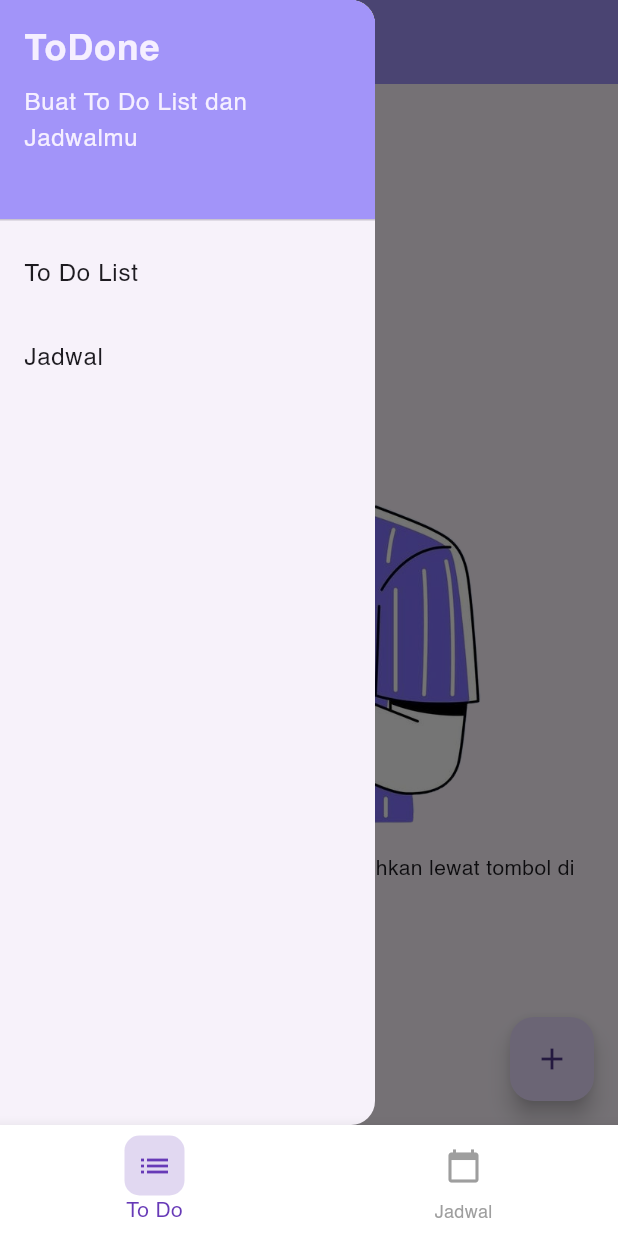
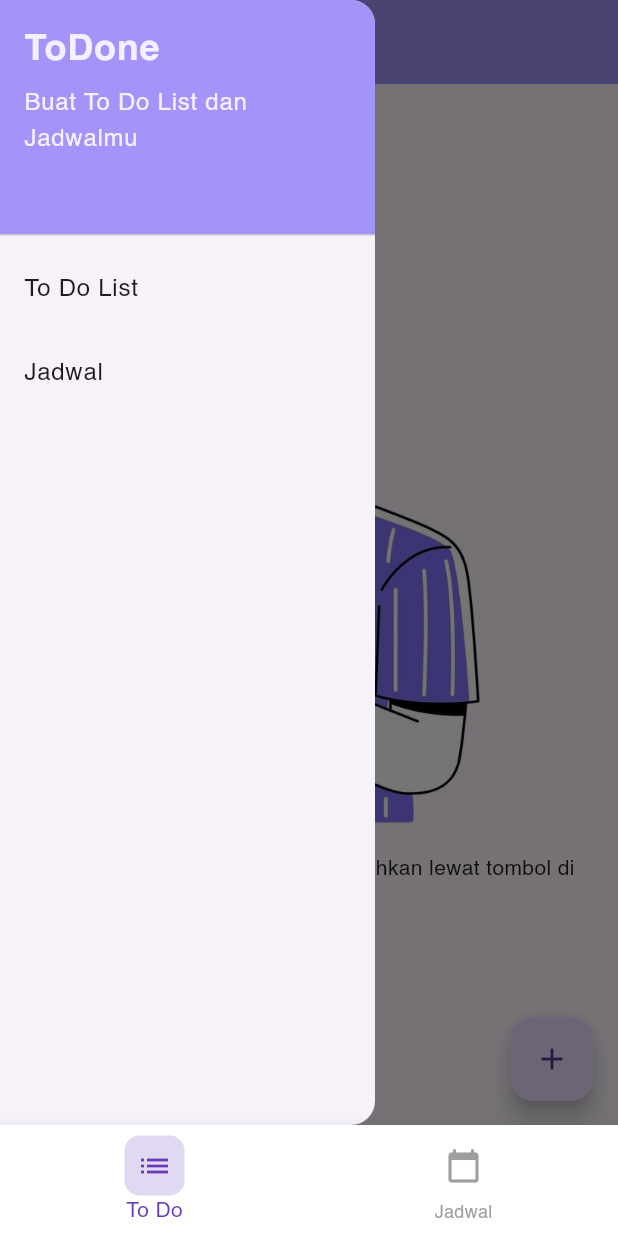
Before and after one commit to Ariyalex/ToDone, a Flutter app: the screen it shows after launch, with the side drawer open, on a phone screen of 412 x 824 dp. Run offline on Flutter 3.47's test engine with Material 3 defaults, Android fonts, the phone set to English and light mode, and no system bars; our stand-ins replace shared_preferences.

Commit message:
fix: increase height of DrawerHeader in ToDoList for better UI spacing

```diff
--- a/lib/to_do_list.dart
+++ b/lib/to_do_list.dart
@@ -85,7 +85,7 @@ class _ToDoListState extends State<ToDoList> { // Change state class name
           padding: EdgeInsets.zero,
           children: <Widget>[
             const SizedBox(
-              height: 155,
+              height: 165,
               child: DrawerHeader(
                 decoration: BoxDecoration(
                   color: Color(0xFFA294F9),
```
